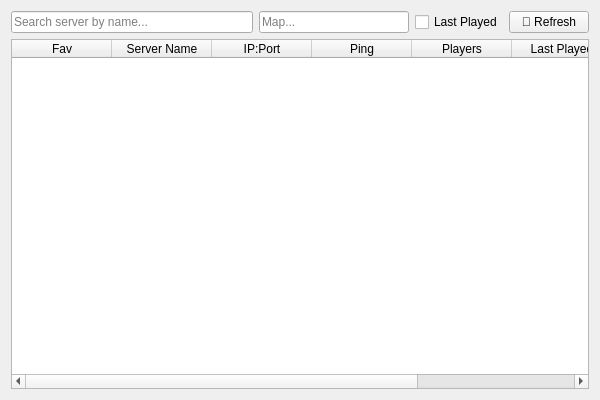
This is assets/tab_servers.ui in 69-Lukash/DMTLauncher as Qt 5 draws it before an edit. The edited form follows.
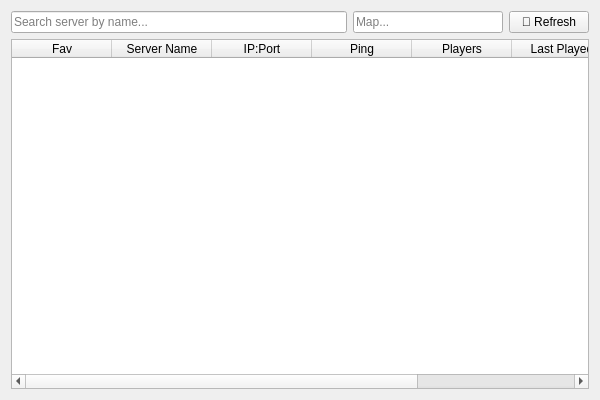
This is the edited form.

What changed in the file:
```diff
--- a/assets/tab_servers.ui
+++ b/assets/tab_servers.ui
@@ -33,16 +33,6 @@
        </property>
       </widget>
      </item>
-     <item>
-      <widget class="QCheckBox" name="check_last_played">
-       <property name="text">
-        <string>Last Played</string>
-       </property>
-       <property name="cursor">
-        <cursorShape>PointingHandCursor</cursorShape>
-       </property>
-      </widget>
-     </item>
      <item>
       <widget class="QPushButton" name="btn_refresh">
        <property name="cursor">
```
